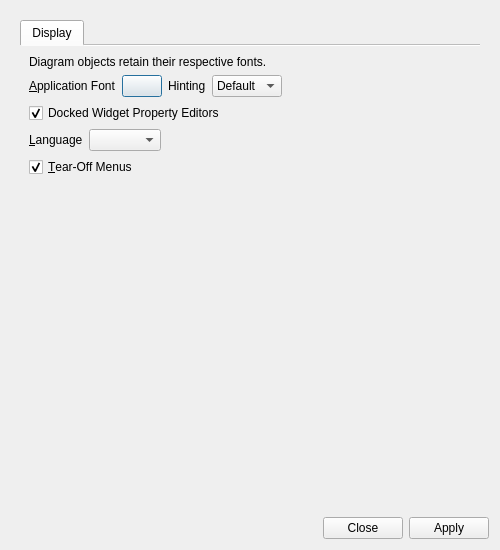
First picture: the form in UI/glitch-preferences.ui, repository textbrowser/glitch, before the edit.
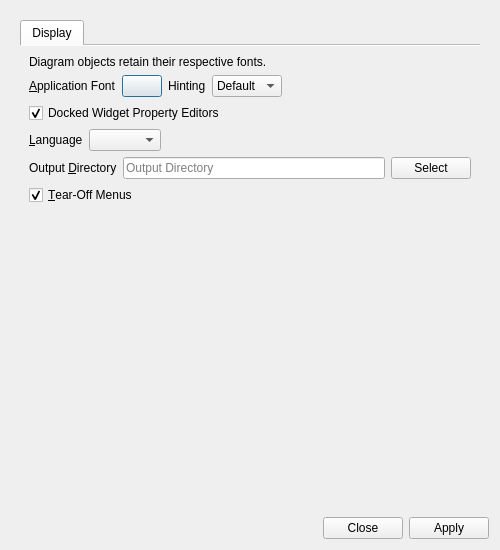
Second picture: the form after the edit. Icons and pictures are not drawn.

Commit message: Output directory.

What changed in the file:
```diff
--- a/UI/glitch-preferences.ui
+++ b/UI/glitch-preferences.ui
@@ -162,6 +162,40 @@
              </item>
             </layout>
            </item>
+           <item>
+            <layout class="QHBoxLayout" name="horizontalLayout_7">
+             <item>
+              <widget class="QLabel" name="label_7">
+               <property name="text">
+                <string>Output &amp;Directory</string>
+               </property>
+               <property name="buddy">
+                <cstring>output_directory</cstring>
+               </property>
+              </widget>
+             </item>
+             <item>
+              <widget class="QLineEdit" name="output_directory">
+               <property name="maxLength">
+                <number>5000</number>
+               </property>
+               <property name="readOnly">
+                <bool>true</bool>
+               </property>
+               <property name="placeholderText">
+                <string>Output Directory</string>
+               </property>
+              </widget>
+             </item>
+             <item>
+              <widget class="QPushButton" name="select_output_directory">
+               <property name="text">
+                <string>Select</string>
+               </property>
+              </widget>
+             </item>
+            </layout>
+           </item>
            <item>
             <widget class="QCheckBox" name="display_tear_off_menus">
              <property name="toolTip">
```
Left out of the diff: 2 changed lines with no effect on the pictures. The commit also changes 6 other files.
